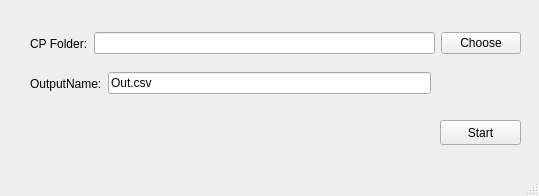
First picture: the form in Python/raw/GUI/Sample002/untitled.ui, repository dinoliang/SampleCode, before the edit.
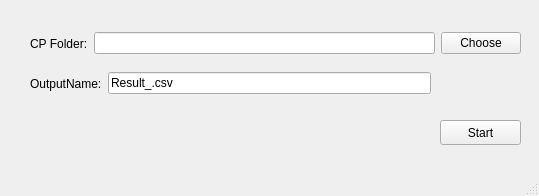
Second picture: the form after the edit.

Commit message: Update cp usage and ui

The edit to the form file:
```diff
--- a/Python/raw/GUI/Sample002/untitled.ui
+++ b/Python/raw/GUI/Sample002/untitled.ui
@@ -76,7 +76,7 @@
      <item>
       <widget class="QLineEdit" name="lineEdit_OutputName">
        <property name="text">
-        <string>Out.csv</string>
+        <string>Result_.csv</string>
        </property>
       </widget>
      </item>
```
The commit also changes 4 other files.
